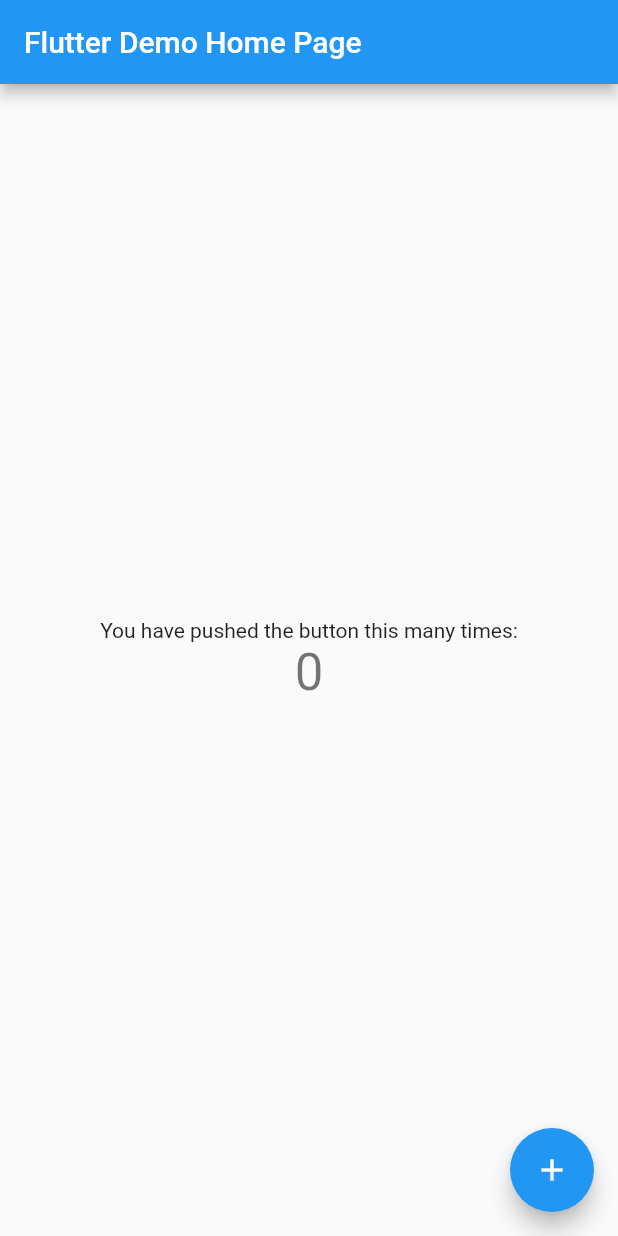
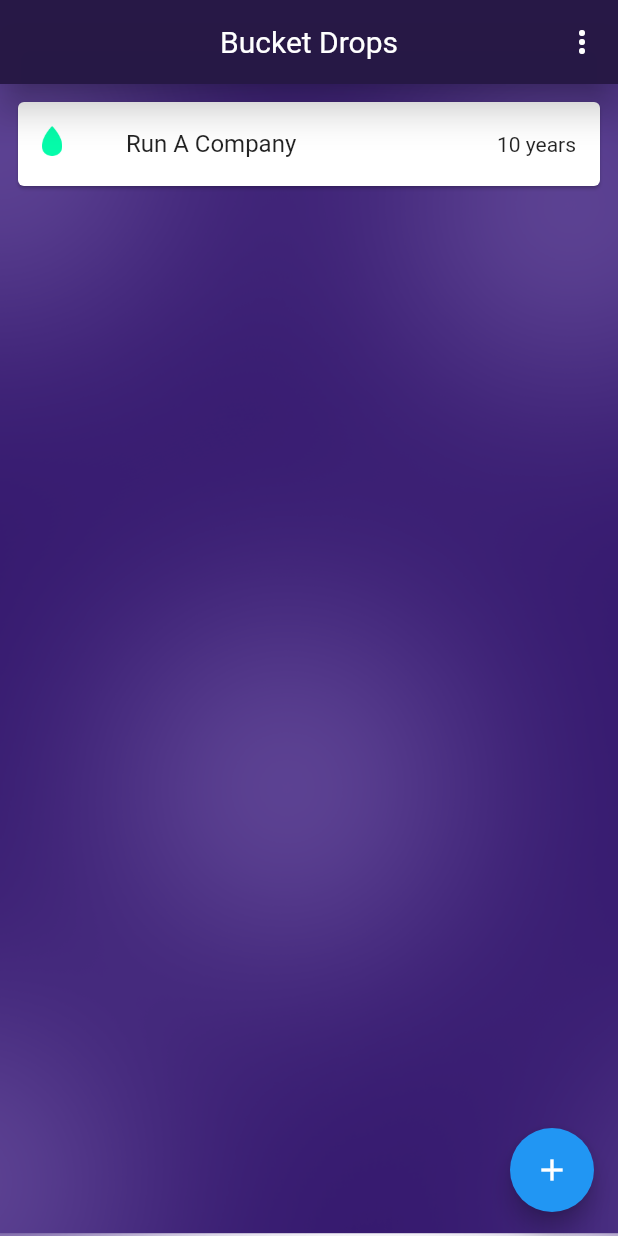
Before and after one commit to mortuzahossain/BucketDrops, a Flutter app: the screen it shows after launch, on a phone screen of 412 x 824 dp. Run offline on Flutter 3.47's test engine with Material 2 defaults, Android fonts, the phone set to English and light mode, and no system bars.

Commit message:
Basic UI complite

```diff
--- a/lib/main.dart
+++ b/lib/main.dart
@@ -1,111 +1,11 @@
 import 'package:flutter/material.dart';
+import 'package:todo/ui/home.dart';
+import 'package:todo/ui/empty_home.dart';
 
-void main() => runApp(MyApp());
-
-class MyApp extends StatelessWidget {
-  // This widget is the root of your application.
-  @override
-  Widget build(BuildContext context) {
-    return MaterialApp(
-      title: 'Flutter Demo',
-      theme: ThemeData(
-        // This is the theme of your application.
-        //
-        // Try running your application with "flutter run". You'll see the
-        // application has a blue toolbar. Then, without quitting the app, try
-        // changing the primarySwatch below to Colors.green and then invoke
-        // "hot reload" (press "r" in the console where you ran "flutter run",
-        // or simply save your changes to "hot reload" in a Flutter IDE).
-        // Notice that the counter didn't reset back to zero; the application
-        // is not restarted.
-        primarySwatch: Colors.blue,
-      ),
-      home: MyHomePage(title: 'Flutter Demo Home Page'),
-    );
-  }
+main(){
+  runApp(MaterialApp(
+    title: "To Do",
+    home: Home(),
+    debugShowCheckedModeBanner: false,
+  ));
 }
-
-class MyHomePage extends StatefulWidget {
-  MyHomePage({Key key, this.title}) : super(key: key);
-
-  // This widget is the home page of your application. It is stateful, meaning
-  // that it has a State object (defined below) that contains fields that affect
-  // how it looks.
-
-  // This class is the configuration for the state. It holds the values (in this
-  // case the title) provided by the parent (in this case the App widget) and
-  // used by the build method of the State. Fields in a Widget subclass are
-  // always marked "final".
-
-  final String title;
-
-  @override
-  _MyHomePageState createState() => _MyHomePageState();
-}
-
-class _MyHomePageState extends State<MyHomePage> {
-  int _counter = 0;
-
-  void _incrementCounter() {
-    setState(() {
-      // This call to setState tells the Flutter framework that something has
-      // changed in this State, which causes it to rerun the build method below
-      // so that the display can reflect the updated values. If we changed
-      // _counter without calling setState(), then the build method would not be
-      // called again, and so nothing would appear to happen.
-      _counter++;
-    });
-  }
-
-  @override
-  Widget build(BuildContext context) {
-    // This method is rerun every time setState is called, for instance as done
-    // by the _incrementCounter method above.
-    //
-    // The Flutter framework has been optimized to make rerunning build methods
-    // fast, so that you can just rebuild anything that needs updating rather
-    // than having to individually change instances of widgets.
-    return Scaffold(
-      appBar: AppBar(
-        // Here we take the value from the MyHomePage object that was created by
-        // the App.build method, and use it to set our appbar title.
-        title: Text(widget.title),
-      ),
-      body: Center(
-        // Center is a layout widget. It takes a single child and positions it
-        // in the middle of the parent.
-        child: Column(
-          // Column is also layout widget. It takes a list of children and
-          // arranges them vertically. By default, it sizes itself to fit its
-          // children horizontally, and tries to be as tall as its parent.
-          //
-          // Invoke "debug painting" (press "p" in the console, choose the
-          // "Toggle Debug Paint" action from the Flutter Inspector in Android
-          // Studio, or the "Toggle Debug Paint" command in Visual Studio Code)
-          // to see the wireframe for each widget.
-          //
-          // Column has various properties to control how it sizes itself and
-          // how it positions its children. Here we use mainAxisAlignment to
-          // center the children vertically; the main axis here is the vertical
-          // axis because Columns are vertical (the cross axis would be
-          // horizontal).
-          mainAxisAlignment: MainAxisAlignment.center,
-          children: <Widget>[
-            Text(
-              'You have pushed the button this many times:',
-            ),
-            Text(
-              '$_counter',
-              style: Theme.of(context).textTheme.display1,
-            ),
-          ],
-        ),
-      ),
-      floatingActionButton: FloatingActionButton(
-        onPressed: _incrementCounter,
-        tooltip: 'Increment',
-        child: Icon(Icons.add),
-      ), // This trailing comma makes auto-formatting nicer for build methods.
-    );
-  }
-}
--- /dev/null
+++ b/lib/ui/home.dart
@@ -0,0 +1,51 @@
+import 'package:flutter/material.dart';
+
+class Home extends StatelessWidget {
+  @override
+  Widget build(BuildContext context) {
+    return Scaffold(
+      appBar: AppBar(
+        title: Text("Bucket Drops",style: TextStyle(fontWeight: FontWeight.normal),),
+        backgroundColor: Color(0xFFB241543),
+        centerTitle: true,
+        elevation: 10.0,
+        actions: <Widget>[
+          IconButton(icon: Icon(Icons.more_vert), onPressed: (){})
+        ],
+      ),
+
+      floatingActionButton: FloatingActionButton(
+        onPressed: (){
+
+        },
+        child: Icon(Icons.add),
+      ),
+
+      body: Container(
+        padding: const EdgeInsets.all(8.0),
+        decoration: BoxDecoration(
+          image: DecorationImage(image: AssetImage("images/background.png"),fit: BoxFit.cover)
+        ),
+        child: ListView.builder(
+          itemCount: 1,
+          itemBuilder: (_,int position){
+            return Card(
+              child: ListTile(
+                title: Text("Run A Company"),
+                leading: Image.asset('images/ic_drop.png',height: 20.0,),
+                trailing: Text("10 years"),
+                onTap: (){
+                  // See Details
+                },
+                onLongPress: (){
+                  // Delete
+                },
+              )
+            );
+
+          },
+        ),
+      ),
+    );
+  }
+}
```
Also changed, not shown: lib/assets/k_outline_button.dart (added, +73 -0 lines), lib/ui/empty_home.dart (added, +34 -0 lines), pubspec.yaml (+7 -0 lines), images/background.png (added), images/ic_drop.png (added), images/logo.png (added), lib/models/todo_model.dart (added), lib/utils/dbhelper.dart (added), 1 other file.
